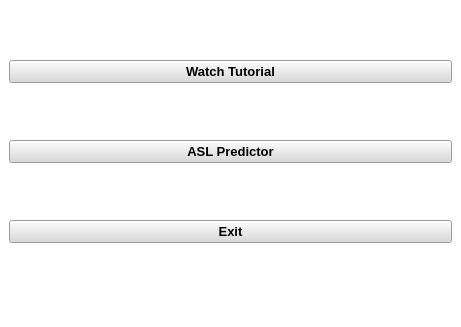
Qt form UI/main.ui (Nifra514/keras-cnn) before a commit.
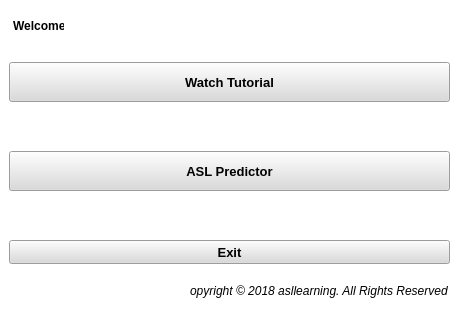
The same form after that commit. Icons and pictures are not drawn.

```diff
--- a/UI/main.ui
+++ b/UI/main.ui
@@ -7,7 +7,7 @@
     <x>0</x>
     <y>0</y>
     <width>461</width>
-    <height>327</height>
+    <height>322</height>
    </rect>
   </property>
   <property name="windowTitle">
@@ -21,9 +21,15 @@
    <string notr="true">background-color: rgb(255, 255, 255);</string>
   </property>
   <widget class="QWidget" name="centralwidget">
-   <layout class="QVBoxLayout" name="verticalLayout">
-    <item>
      <widget class="QPushButton" name="btn_tut">
+    <property name="geometry">
+     <rect>
+      <x>9</x>
+      <y>62</y>
+      <width>441</width>
+      <height>40</height>
+     </rect>
+    </property>
       <property name="font">
        <font>
         <pointsize>10</pointsize>
@@ -51,9 +57,15 @@
        <string>W</string>
       </property>
      </widget>
-    </item>
-    <item>
      <widget class="QPushButton" name="btn_pred">
+    <property name="geometry">
+     <rect>
+      <x>9</x>
+      <y>151</y>
+      <width>441</width>
+      <height>40</height>
+     </rect>
+    </property>
       <property name="font">
        <font>
         <pointsize>10</pointsize>
@@ -81,9 +93,15 @@
        <string>A</string>
       </property>
      </widget>
-    </item>
-    <item>
      <widget class="QPushButton" name="btn_exit">
+    <property name="geometry">
+     <rect>
+      <x>9</x>
+      <y>240</y>
+      <width>441</width>
+      <height>24</height>
+     </rect>
+    </property>
       <property name="font">
        <font>
         <pointsize>10</pointsize>
@@ -105,8 +123,59 @@
        <string>Esc</string>
       </property>
      </widget>
-    </item>
-   </layout>
+   <widget class="QLabel" name="label">
+    <property name="geometry">
+     <rect>
+      <x>190</x>
+      <y>280</y>
+      <width>261</width>
+      <height>21</height>
+     </rect>
+    </property>
+    <property name="font">
+     <font>
+      <italic>true</italic>
+     </font>
+    </property>
+    <property name="text">
+     <string>Copyright © 2018 asllearning. All Rights Reserved </string>
+    </property>
+    <property name="alignment">
+     <set>Qt::AlignRight|Qt::AlignTrailing|Qt::AlignVCenter</set>
+    </property>
+   </widget>
+   <widget class="QLabel" name="lbl_name">
+    <property name="geometry">
+     <rect>
+      <x>70</x>
+      <y>16</y>
+      <width>220</width>
+      <height>20</height>
+     </rect>
+    </property>
+    <property name="text">
+     <string/>
+    </property>
+   </widget>
+   <widget class="QLabel" name="lblname_2">
+    <property name="geometry">
+     <rect>
+      <x>13</x>
+      <y>16</y>
+      <width>51</width>
+      <height>20</height>
+     </rect>
+    </property>
+    <property name="font">
+     <font>
+      <weight>75</weight>
+      <bold>true</bold>
+     </font>
+    </property>
+    <property name="text">
+     <string>Welcome</string>
+    </property>
+   </widget>
   </widget>
   <widget class="QStatusBar" name="statusbar"/>
  </widget>
```
Lines whose indentation alone changed are shown as unchanged.
